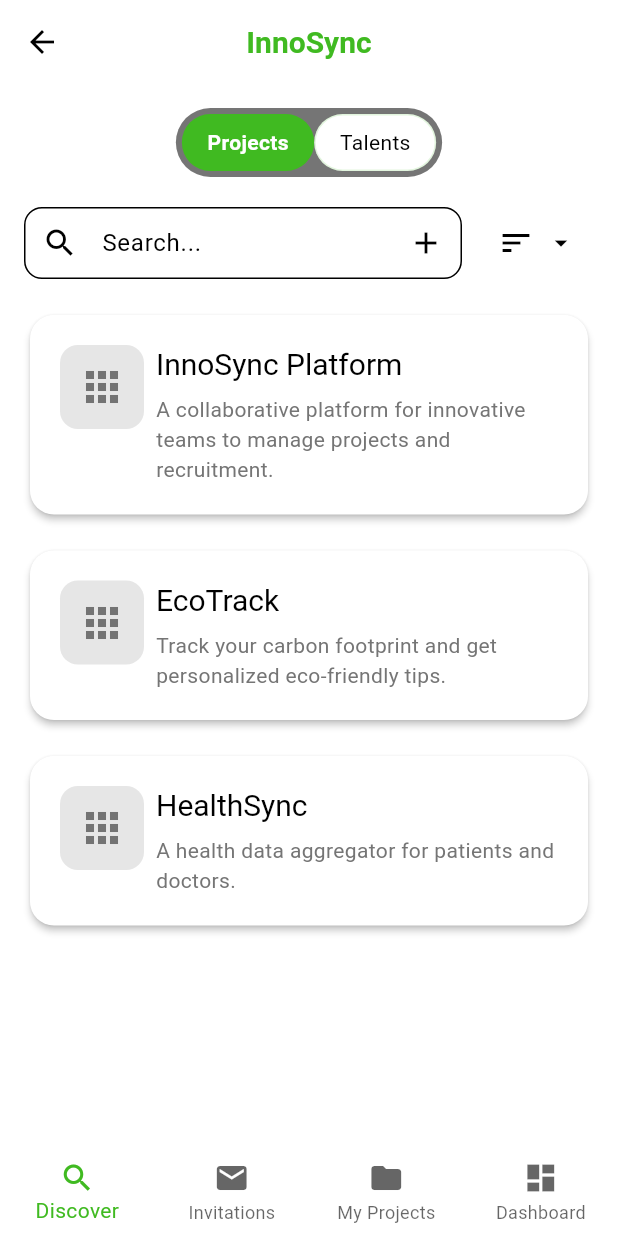
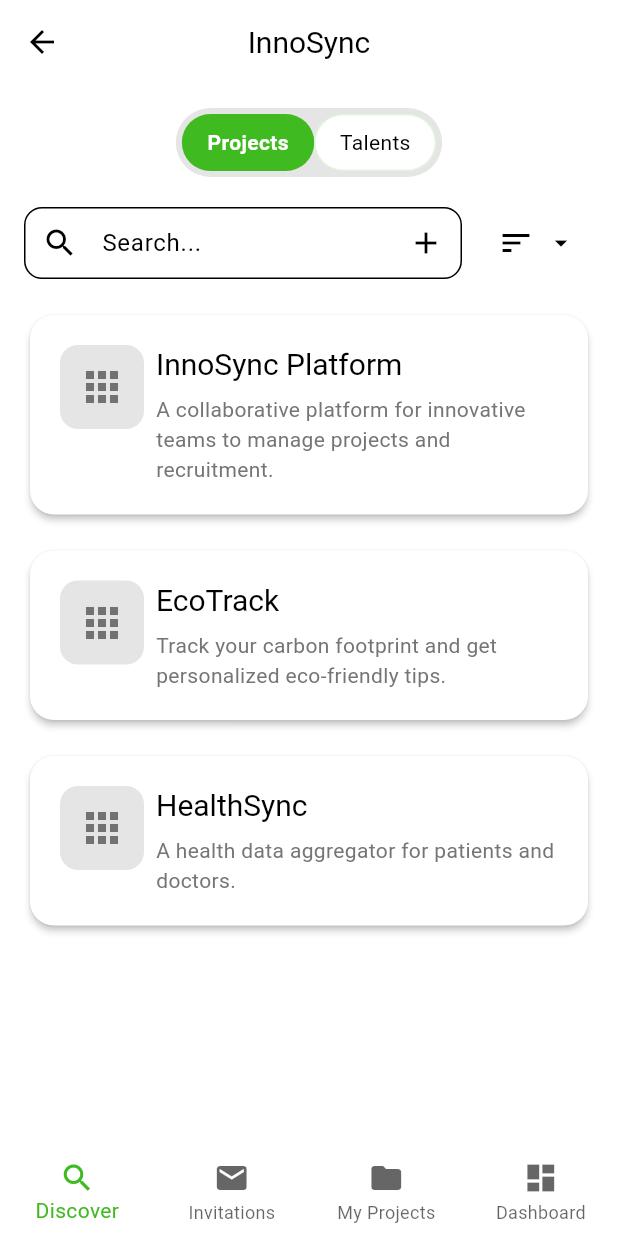
Before and after one commit to team-18-project/InnoSync, a Flutter app: the MainPage screen opened by its route, on a phone screen of 412 x 824 dp. Run offline on Flutter 3.47's test engine with Material 3 defaults, Android fonts, the light colour scheme and no system bars; our stand-ins replace file_picker, image_picker, shared_preferences; accounts and stored records are empty.

Commit message:
Color dependeces fix

```diff
--- a/frontend/lib/widgets/common/main_app_bar.dart
+++ b/frontend/lib/widgets/common/main_app_bar.dart
@@ -1,5 +1,4 @@
 import 'package:flutter/material.dart';
-import '../../theme/text_styles.dart';
 
 class MainAppBar extends StatelessWidget implements PreferredSizeWidget {
   final String? title;
@@ -15,6 +14,7 @@ class MainAppBar extends StatelessWidget implements PreferredSizeWidget {
 
   @override
   Widget build(BuildContext context) {
+    final theme = Theme.of(context);
     return AppBar(
       leading: showBackButton
           ? IconButton(
@@ -24,11 +24,14 @@ class MainAppBar extends StatelessWidget implements PreferredSizeWidget {
               ).pushNamedAndRemoveUntil('/main', (route) => false),
             )
           : null,
-      backgroundColor: Theme.of(context).scaffoldBackgroundColor,
-      foregroundColor: Theme.of(context).colorScheme.onSurface,
+      backgroundColor: theme.scaffoldBackgroundColor,
+      foregroundColor: theme.colorScheme.onSurface,
       elevation: 0,
       title: title != null
-          ? Text(title!, style: AppTextStyles.appTitle.copyWith(fontSize: 20))
+          ? Text(
+              title!,
+              style: theme.textTheme.titleLarge?.copyWith(fontSize: 20),
+            )
           : null,
       centerTitle: true,
       actions: actions,
--- a/frontend/lib/widgets/common/mode_switcher.dart
+++ b/frontend/lib/widgets/common/mode_switcher.dart
@@ -1,5 +1,4 @@
 import 'package:flutter/material.dart';
-import '../../theme/colors.dart';
 import 'switcher_button.dart';
 
 class ModeSwitcher extends StatelessWidget {
@@ -16,12 +15,13 @@ class ModeSwitcher extends StatelessWidget {
 
   @override
   Widget build(BuildContext context) {
+    final theme = Theme.of(context);
     return Row(
       mainAxisAlignment: MainAxisAlignment.center,
       children: [
         Container(
           decoration: BoxDecoration(
-            color: AppColors.textSecondary,
+            color: theme.colorScheme.onSurface.withOpacity(0.1),
             borderRadius: BorderRadius.circular(32),
           ),
           padding: const EdgeInsets.all(4),
--- a/frontend/lib/widgets/discover/project_card.dart
+++ b/frontend/lib/widgets/discover/project_card.dart
@@ -27,7 +27,7 @@ class ProjectCard extends StatelessWidget {
                 width: 56,
                 height: 56,
                 decoration: BoxDecoration(
-                  color: theme.colorScheme.onSurface.withValues(alpha: 0.1),
+                  color: theme.colorScheme.onSurface.withOpacity(0.1),
                   borderRadius: BorderRadius.circular(12),
                 ),
                 child: project.logoUrl != null
@@ -41,9 +41,7 @@ class ProjectCard extends StatelessWidget {
                     : Icon(
                         Icons.apps,
                         size: 32,
-                        color: theme.colorScheme.onSurface.withValues(
-                          alpha: 0.5,
-                        ),
+                        color: theme.colorScheme.onSurface.withOpacity(0.5),
                       ),
               ),
               const HSpace.small(),
```
Also changed, not shown: frontend/lib/widgets/common/search_filter_chips.dart (+10 -7 lines), frontend/lib/widgets/discover/talent_card.dart (+4 -8 lines).
